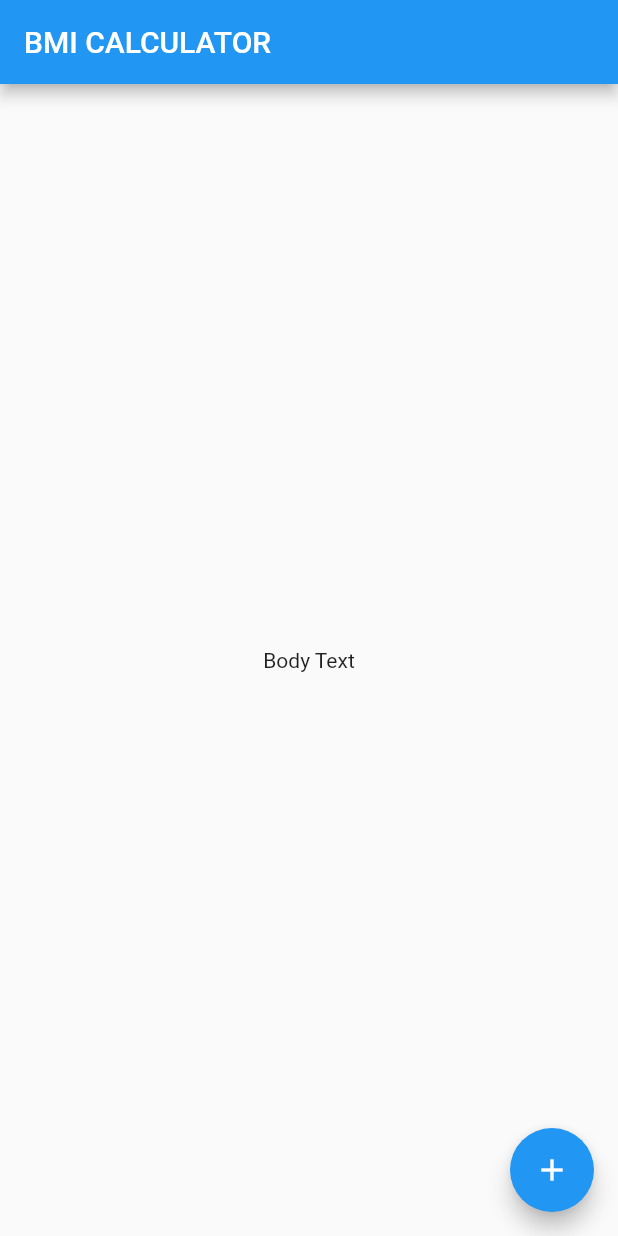
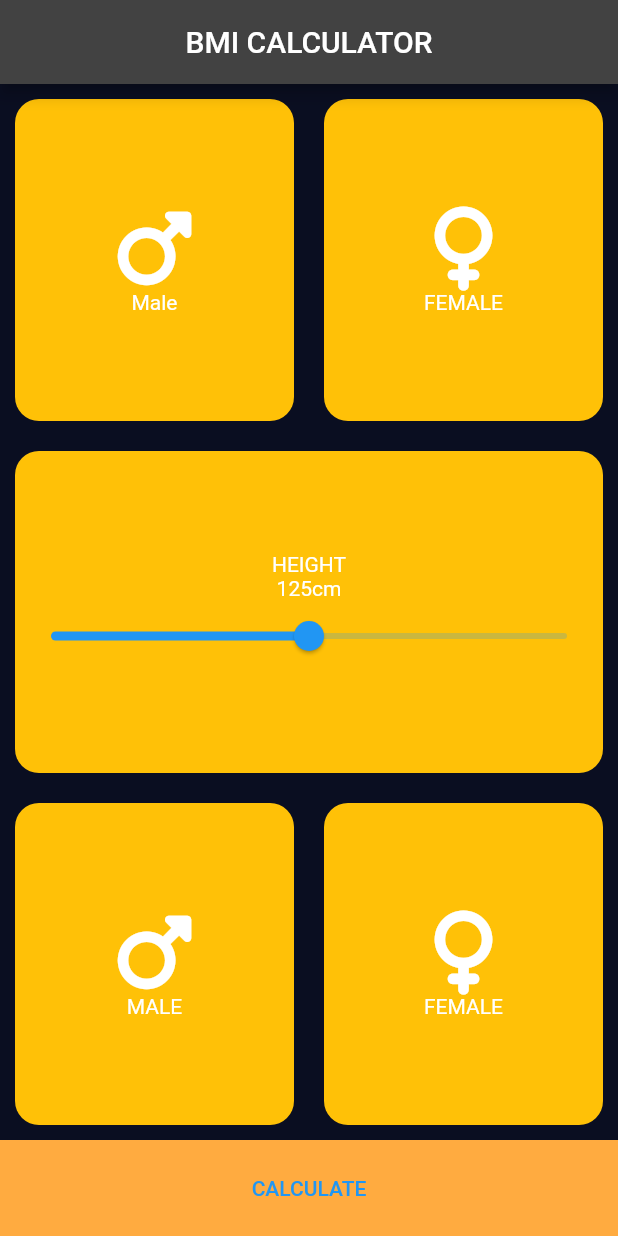
Before and after one commit to HeratUni-CS/bmi-calculator-sohrabezzati, a Flutter app: the screen it shows after launch, on a phone screen of 412 x 824 dp. Run offline on Flutter 3.47's test engine with Material 2 defaults, Android fonts, the phone set to English and light mode, and no system bars; our stand-ins replace font_awesome_flutter.

Commit message:
icon content reuseable continer created

```diff
--- /dev/null
+++ b/lib/icon_content.dart
@@ -0,0 +1,23 @@
+import 'package:flutter/material.dart';
+import 'package:font_awesome_flutter/font_awesome_flutter.dart';
+
+class IconContent extends StatelessWidget {
+  final IconData icon;
+  final String lebel;
+  const IconContent({
+    super.key,
+    required this.icon,
+    required this.lebel,
+  });
+
+  @override
+  Widget build(BuildContext context) {
+    return Column(mainAxisAlignment: MainAxisAlignment.center, children: [
+      FaIcon(
+        icon,
+        size: 56,
+      ),
+      Text(lebel)
+    ]);
+  }
+}
--- a/lib/main.dart
+++ b/lib/main.dart
@@ -8,8 +8,12 @@ class BMICalculator extends StatelessWidget {
 
   @override
   Widget build(BuildContext context) {
-    return const MaterialApp(
-      home: InputPage(),
+    return MaterialApp(
+      theme: ThemeData.dark().copyWith(
+        primaryColor: Color(0xFF0A0E21),
+        scaffoldBackgroundColor: Color(0xFF0A0E21),
+      ),
+      home: const InputPage(),
     );
   }
 }
--- /dev/null
+++ b/lib/reuseable_continer.dart
@@ -0,0 +1,20 @@
+import 'package:flutter/material.dart';
+
+class ReuseableContiner extends StatelessWidget {
+  final Widget child;
+  const ReuseableContiner({
+    required this.child,
+    super.key,
+  });
+
+  @override
+  Widget build(BuildContext context) {
+    return Container(
+      margin: EdgeInsets.all(10),
+      decoration: BoxDecoration(
+          borderRadius: BorderRadius.all(Radius.circular(16)),
+          color: Colors.amber),
+      child: child,
+    );
+  }
+}
--- a/lib/user_input_page.dart
+++ b/lib/user_input_page.dart
@@ -1,4 +1,8 @@
+import 'package:bmi_starting/reuseable_continer.dart';
 import 'package:flutter/material.dart';
+import 'package:font_awesome_flutter/font_awesome_flutter.dart';
+
+import 'icon_content.dart';
 
 class InputPage extends StatefulWidget {
   const InputPage({super.key});
@@ -11,16 +15,81 @@ class _InputPageState extends State<InputPage> {
   @override
   Widget build(BuildContext context) {
     return Scaffold(
-      appBar: AppBar(
-        title: const Text('BMI CALCULATOR'),
-      ),
-      body: const Center(
-        child: Text('Body Text'),
-      ),
-      floatingActionButton: FloatingActionButton(
-        onPressed: () {},
-        child: const Icon(Icons.add),
-      ),
-    );
+        appBar: AppBar(
+          centerTitle: true,
+          title: const Text('BMI CALCULATOR'),
+        ),
+        body: Column(
+          children: [
+            Expanded(
+              child: Row(
+                mainAxisAlignment: MainAxisAlignment.spaceBetween,
+                children: [
+                  Expanded(
+                    child: ReuseableContiner(
+                        child: IconContent(
+                      icon: FontAwesomeIcons.mars,
+                      lebel: 'Male',
+                    )),
+                  ),
+                  Expanded(
+                      child: ReuseableContiner(
+                          child: IconContent(
+                    icon: FontAwesomeIcons.venus,
+                    lebel: 'FEMALE',
+                  )))
+                ],
+              ),
+            ),
+            Expanded(
+              child: ReuseableContiner(
+                child: Column(
+                  mainAxisAlignment: MainAxisAlignment.center,
+                  children: [
+                    Text("HEIGHT"),
+                    Row(
+                      mainAxisAlignment: MainAxisAlignment.center,
+                      children: [Text("125"), Text("cm")],
+                    ),
+                    Slider(value: 0.5, onChanged: (value) {})
+                  ],
+                ),
+              ),
+            ),
+            Expanded(
+              child: Row(
+                mainAxisAlignment: MainAxisAlignment.spaceBetween,
+                children: [
+                  Expanded(
+                    child: Container(
+                      margin: EdgeInsets.all(10),
+                      decoration: BoxDecoration(
+                          borderRadius: BorderRadius.all(Radius.circular(16)),
+                          color: Colors.amber),
+                      child: IconContent(
+                        icon: FontAwesomeIcons.mars,
+                        lebel: 'MALE',
+                      ),
+                    ),
+                  ),
+                  Expanded(
+                    child: ReuseableContiner(
+                      child: IconContent(
+                        icon: FontAwesomeIcons.venus,
+                        lebel: 'FEMALE',
+                      ),
+                    ),
+                  )
+                ],
+              ),
+            ),
+            Container(
+              height: 64,
+              width: double.maxFinite,
+              decoration: BoxDecoration(color: Colors.orangeAccent),
+              child: TextButton(onPressed: () {}, child: Text('CALCULATE')),
+            )
+          ],
+        ));
   }
 }
```
